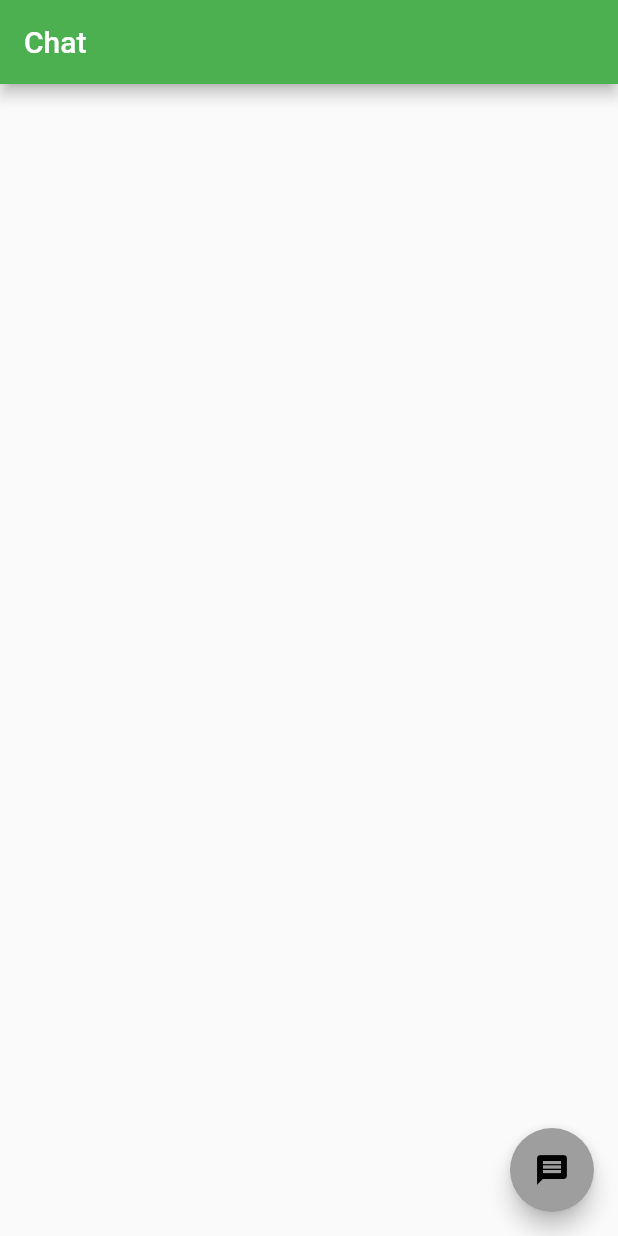
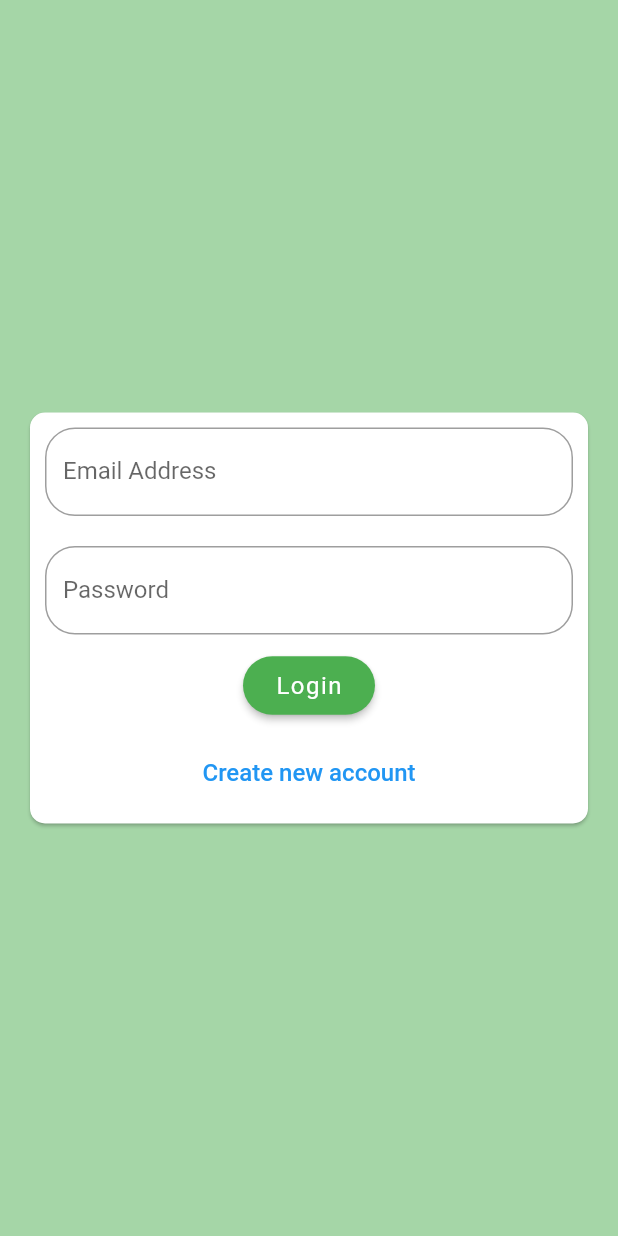
Before and after one commit to msarifin29/flutter_chat, a Flutter app: the screen it shows after launch, on a phone screen of 412 x 824 dp. Run offline on Flutter 3.47's test engine with Material 2 defaults, Android fonts, the phone set to English and light mode, and no system bars; our stand-ins replace cloud_firestore, firebase_auth, firebase_core; accounts and stored records are empty.

Commit message:
Authenticate users sign-in, sign-up & sign-out using firebase

```diff
--- /dev/null
+++ b/lib/constants/app_colors.dart
@@ -0,0 +1,5 @@
+import 'package:flutter/material.dart';
+
+const Color greenColor = Color(0xff4CaF50);
+const Color blueColor = Colors.blue;
+const Color blackColor = Colors.black;
--- /dev/null
+++ b/lib/constants/app_custom.dart
@@ -0,0 +1,21 @@
+import 'package:chat/constants/app_colors.dart';
+import 'package:chat/constants/app_size.dart';
+import 'package:flutter/material.dart';
+
+RawMaterialButton customButton(String text, GestureTapCallback onPressed) {
+  return RawMaterialButton(
+    onPressed: onPressed,
+    fillColor: greenColor,
+    splashColor: Colors.greenAccent,
+    // ignore: sort_child_properties_last
+    child: Padding(
+      padding: const EdgeInsets.all(Sizes.s10),
+      child: Text(
+        text,
+        style: const TextStyle(
+            color: Colors.white, fontSize: Sizes.s16, letterSpacing: 1),
+      ),
+    ),
+    shape: const StadiumBorder(),
+  );
+}
--- /dev/null
+++ b/lib/constants/app_size.dart
@@ -0,0 +1,19 @@
+import 'package:flutter/material.dart';
+
+class Sizes {
+  static const s5 = 5.0;
+  static const s10 = 10.0;
+  static const s16 = 16.0;
+  static const s20 = 20.0;
+}
+
+const h10 = SizedBox(
+  height: Sizes.s10,
+);
+const h20 = SizedBox(
+  height: Sizes.s20,
+);
+
+const w10 = SizedBox(
+  width: Sizes.s10,
+);
--- a/lib/main.dart
+++ b/lib/main.dart
@@ -1,7 +1,9 @@
+import 'package:chat/constants/app_colors.dart';
+import 'package:chat/screen/auth_screen.dart';
+import 'package:firebase_core/firebase_core.dart';
 import 'package:flutter/material.dart';
 // ignore: depend_on_referenced_packages
-import 'package:firebase_core/firebase_core.dart';
-import 'screen/chat_screen.dart';
+import 'constants/app_size.dart';
 
 Future<void> main() async {
   WidgetsFlutterBinding.ensureInitialized();
@@ -20,8 +22,18 @@ class MyApp extends StatelessWidget {
           primarySwatch: Colors.green,
           accentColor: Colors.grey,
         ),
+        backgroundColor: greenColor,
+        buttonTheme: ButtonTheme.of(context).copyWith(
+          buttonColor: greenColor,
+          textTheme: ButtonTextTheme.primary,
+          shape: RoundedRectangleBorder(
+            borderRadius: BorderRadius.circular(
+              Sizes.s20,
+            ),
+          ),
+        ),
       ),
-      home: const ChatScreen(),
+      home: const AuthScreen(),
     );
   }
 }
--- /dev/null
+++ b/lib/screen/auth_screen.dart
@@ -0,0 +1,80 @@
+import 'package:chat/screen/chat_screen.dart';
+import 'package:chat/widgets/auth_form.dart';
+import 'package:cloud_firestore/cloud_firestore.dart';
+import 'package:flutter/material.dart';
+import 'package:firebase_auth/firebase_auth.dart';
+
+class AuthScreen extends StatefulWidget {
+  const AuthScreen({Key? key}) : super(key: key);
+
+  @override
+  State<AuthScreen> createState() => _AuthScreenState();
+}
+
+class _AuthScreenState extends State<AuthScreen> {
+  final credential = FirebaseAuth.instance;
+  // ignore: prefer_final_fields
+  bool isLoading = false;
+
+  void _submitAuthForm(String email, String userName, String password,
+      bool isLogin, BuildContext ctx) async {
+    try {
+      setState(
+        () {
+          isLoading = true;
+        },
+      );
+      if (isLogin) {
+        // Users sign-in with email and password
+        await credential.signInWithEmailAndPassword(
+            email: email, password: password);
+      } else {
+        // Create a new user account with email and password
+        final userCredential = await credential.createUserWithEmailAndPassword(
+            email: email, password: password);
+        // Storing extra data user
+        await FirebaseFirestore.instance
+            .collection('users')
+            .doc(userCredential.user!.uid)
+            .set(
+          {'username': userName, 'email': email},
+        );
+      }
+    } on FirebaseAuthException catch (error) {
+      var message = 'An error occured, please check your credential';
+      if (error.message != null) {
+        message = error.message!;
+      }
+      ScaffoldMessenger.of(context).showSnackBar(
+        SnackBar(
+          content: Text(message),
+        ),
+      );
+      setState(
+        () {
+          isLoading = false;
+        },
+      );
+    }
+  }
+
+  @override
+  Widget build(BuildContext context) {
+    return Scaffold(
+      backgroundColor: Theme.of(context).backgroundColor,
+      body: StreamBuilder(
+        // Get a user's profile information
+        stream: FirebaseAuth.instance.authStateChanges(),
+        builder: (context, userSnapshot) {
+          if (userSnapshot.hasData) {
+            return const ChatScreen();
+          }
+          return AuthForm(
+            submitFn: _submitAuthForm,
+            isLoading: isLoading,
+          );
+        },
+      ),
+    );
+  }
+}
--- /dev/null
+++ b/lib/widgets/auth_form.dart
@@ -0,0 +1,150 @@
+import 'package:chat/constants/app_colors.dart';
+import 'package:flutter/material.dart';
+import '../constants/app_custom.dart';
+import '../constants/app_size.dart';
+
+class AuthForm extends StatefulWidget {
+  const AuthForm({Key? key, required this.submitFn, required this.isLoading})
+      : super(key: key);
+
+  final void Function(String email, String userName, String password,
+      bool isLogin, BuildContext ctx) submitFn;
+  final bool isLoading;
+  @override
+  State<AuthForm> createState() => _AuthFormState();
+}
+
+class _AuthFormState extends State<AuthForm> {
+  final _formKey = GlobalKey<FormState>();
+  // ignore: unused_field
+  var _userName = '';
+  // ignore: unused_field
+  var _userEmail = '';
+  // ignore: unused_field
+  var _userPassword = '';
+  var _isLogin = true;
+
+  void _trySubmit() {
+    final isValid = _formKey.currentState!.validate();
+    FocusScope.of(context).unfocus();
+    if (isValid) {
+      _formKey.currentState!.save();
+      // Use those values to send our auth request
+      widget.submitFn(_userEmail.trim(), _userName.trim(), _userPassword.trim(),
+          _isLogin, context);
+    }
+  }
+
+  TextStyle customStyle() {
+    return const TextStyle(color: blueColor, fontSize: Sizes.s16);
+  }
+
+  @override
+  Widget build(BuildContext context) {
+    return Center(
+      child: Card(
+        margin: const EdgeInsets.all(Sizes.s20),
+        shape: const RoundedRectangleBorder(
+          borderRadius: BorderRadius.all(
+            Radius.circular(Sizes.s10),
+          ),
+        ),
+        child: SingleChildScrollView(
+          child: Padding(
+            padding: const EdgeInsets.all(Sizes.s10),
+            child: Form(
+              key: _formKey,
+              child: Column(
+                children: [
+                  TextFormField(
+                    keyboardType: TextInputType.emailAddress,
+                    decoration: const InputDecoration(
+                      label: Text('Email Address'),
+                      border: OutlineInputBorder(
+                        borderRadius: BorderRadius.all(
+                          Radius.circular(Sizes.s20),
+                        ),
+                      ),
+                    ),
+                    validator: (value) {
+                      if (value!.isEmpty) {
+                        return 'Please enter a valid email address';
+                      }
+                      return null;
+                    },
+                    onSaved: (value) {
+                      _userEmail = value!;
+                    },
+                  ),
+                  h10,
+                  if (!_isLogin)
+                    TextFormField(
+                      decoration: const InputDecoration(
+                        label: Text('Username'),
+                        border: OutlineInputBorder(
+                          borderRadius:
+                              BorderRadius.all(Radius.circular(Sizes.s20)),
+                        ),
+                      ),
+                      validator: (value) {
+                        if (value!.isEmpty || value.length <= 4) {
+                          return 'Please enter at last 4 character';
+                        }
+                        return null;
+                      },
+                      onSaved: (value) {
+                        _userName = value!;
+                      },
+                    ),
+                  h10,
+                  TextFormField(
+                    decoration: const InputDecoration(
+                      label: Text('Password'),
+                      border: OutlineInputBorder(
+                        borderRadius:
+                            BorderRadius.all(Radius.circular(Sizes.s20)),
+                      ),
+                    ),
+                    validator: (value) {
+                      if (value!.isEmpty || value.length <= 7) {
+                        return 'Password must be at least 7 character';
+                      }
+                      return null;
+                    },
+                    onSaved: (value) {
+                      _userPassword = value!;
+                    },
+                  ),
+                  h10,
+                  if (widget.isLoading) const CircularProgressIndicator(),
+                  if (!widget.isLoading)
+                    customButton(_isLogin ? 'Login' : 'Signup', _trySubmit),
+                  h10,
+                  if (!widget.isLoading)
+                    TextButton(
+                      onPressed: () {
+                        setState(
+                          () {
+                            _isLogin = !_isLogin;
+                          },
+                        );
+                      },
+                      child: _isLogin
+                          ? Text(
+                              'Create new account',
+                              style: customStyle(),
+                            )
+                          : Text(
+                              'I already have an account',
+                              style: customStyle(),
+                            ),
+                    ),
+                ],
+              ),
+            ),
+          ),
+        ),
+      ),
+    );
+  }
+}
--- a/pubspec.yaml
+++ b/pubspec.yaml
@@ -35,6 +35,8 @@ dependencies:
   # Use with the CupertinoIcons class for iOS style icons.
   cupertino_icons: ^1.0.2
   cloud_firestore: ^3.4.0
+  firebase_auth: ^3.5.0
+  firebase_core: ^1.20.0
 
 dev_dependencies:
   flutter_test:
```
Also changed, not shown: lib/screen/chat_screen.dart (+40 -12 lines), lib/firebase_options.dart (added), pubspec.lock, 5 other files.
